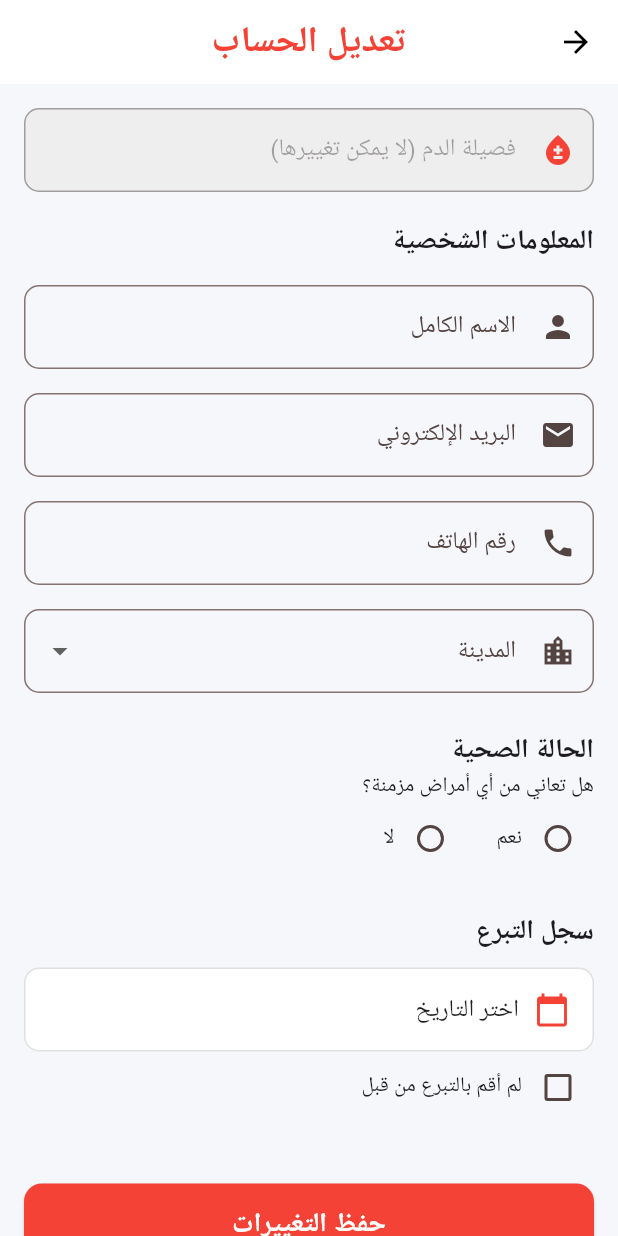
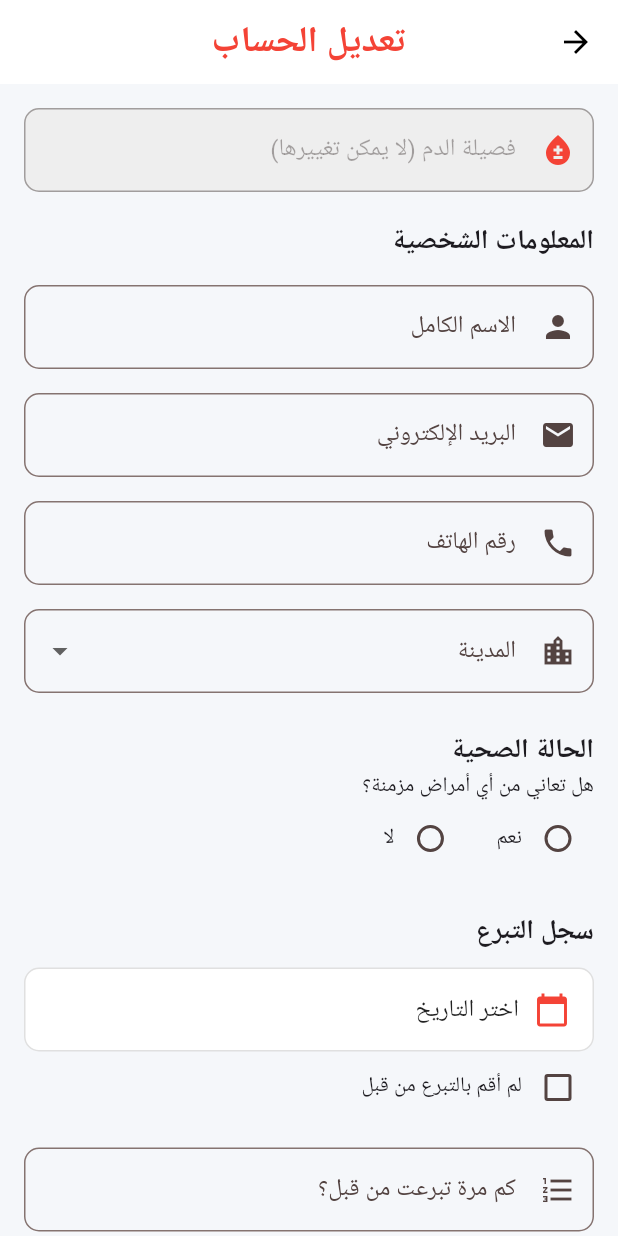
Before and after one commit to fatimatomeh/blood-bank-app, a Flutter app: the ProfilePage screen opened directly, after a tap on "تعديل الحساب", on a phone screen of 412 x 824 dp. Run offline on Flutter 3.47's test engine with Material 3 defaults, Android fonts, the phone set to English and light mode, and no system bars; our stand-ins replace device_preview, firebase_auth, firebase_core, firebase_database, google_fonts; accounts and stored records are empty; Roboto replaces fonts that are missing (Marhey).

Commit message:
تحديث المشروع

```diff
--- a/lib/screens/edit_profile_page.dart
+++ b/lib/screens/edit_profile_page.dart
@@ -17,6 +17,7 @@ class _EditProfilePageState extends State<EditProfilePage> {
   late TextEditingController emailController;
   late TextEditingController phoneController;
   late TextEditingController diseaseController;
+  late TextEditingController donationsCountController;
 
   String? selectedCity;
   bool? hasDisease;
@@ -54,6 +55,7 @@ class _EditProfilePageState extends State<EditProfilePage> {
     emailController = TextEditingController();
     phoneController = TextEditingController();
     diseaseController = TextEditingController();
+    donationsCountController = TextEditingController();
 
     donorRef =
         FirebaseDatabase.instance.ref().child("Donors").child(widget.donorId);
@@ -129,6 +131,9 @@ class _EditProfilePageState extends State<EditProfilePage> {
         "lastDonation": neverDonated
             ? ""
             : "${lastDonationDate!.day}/${lastDonationDate!.month}/${lastDonationDate!.year}",
+        "donationCount": neverDonated
+            ? 0
+            : int.tryParse(donationsCountController.text.trim()) ?? 0, // 👈 هنا
       });
 
       ScaffoldMessenger.of(context).showSnackBar(
@@ -295,6 +300,31 @@ class _EditProfilePageState extends State<EditProfilePage> {
                   const Text("لم أقم بالتبرع من قبل"),
                 ],
               ),
+              if (!neverDonated) ...[
+                const SizedBox(height: 16),
+                TextFormField(
+                  controller: donationsCountController,
+                  keyboardType: TextInputType.number,
+                  validator: (value) {
+                    if (!neverDonated) {
+                      if (value == null || value.isEmpty) {
+                        return "يرجى إدخال عدد مرات التبرع";
+                      }
+                      if (!RegExp(r'^[0-9]+$').hasMatch(value)) {
+                        return "أدخل رقم صحيح";
+                      }
+                    }
+                    return null;
+                  },
+                  decoration: InputDecoration(
+                    labelText: "كم مرة تبرعت من قبل؟",
+                    prefixIcon: const Icon(Icons.format_list_numbered),
+                    border: OutlineInputBorder(
+                      borderRadius: BorderRadius.circular(10),
+                    ),
+                  ),
+                ),
+              ],
               const SizedBox(height: 40),
               SizedBox(
                 width: double.infinity,
@@ -359,6 +389,7 @@ class _EditProfilePageState extends State<EditProfilePage> {
     emailController.dispose();
     phoneController.dispose();
     diseaseController.dispose();
+    donationsCountController.dispose();
     super.dispose();
   }
 }
--- a/lib/screens/profile_page.dart
+++ b/lib/screens/profile_page.dart
@@ -94,7 +94,7 @@ class _ProfilePageState extends State<ProfilePage> {
                     context,
                     MaterialPageRoute(
                       builder: (context) =>
-                          EditProfilePage(donorId: user.uid), // ✅ تمرير UID
+                          EditProfilePage(donorId: user.uid),
                     ),
                   );
                 }
```
Also changed, not shown: lib/screens/DonorSignUp_Page.dart (+27 -10 lines).
